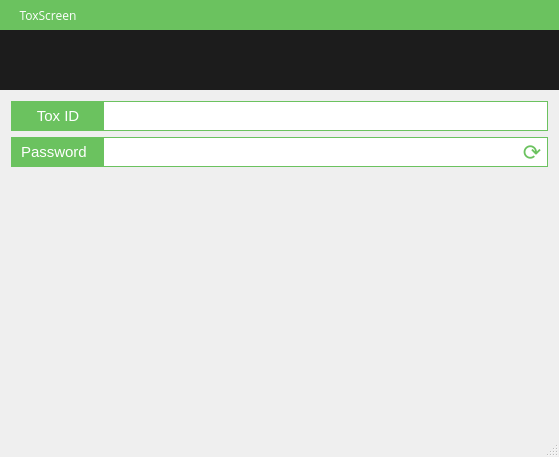
Old version of the form src/forms/mainwindow.ui in the repository cubemoon/toxscreen.
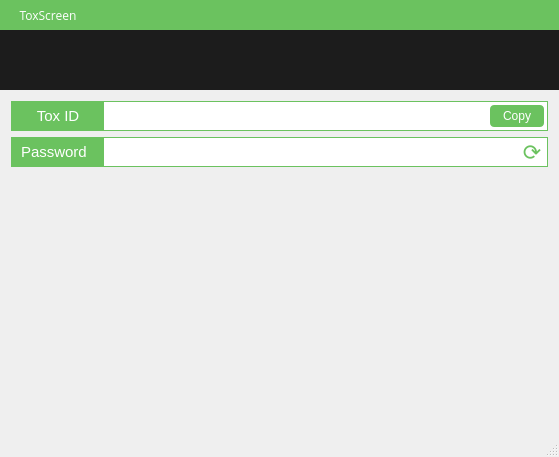
New version of the form.

Commit message: Tox Id copy button

```diff
--- a/src/forms/mainwindow.ui
+++ b/src/forms/mainwindow.ui
@@ -39,6 +39,57 @@
 
 QPushButton:hover {
   background-color:#47a239;
+}
+
+QWidget#toxIdWidget, QWidget#passwordWidget {
+  background-color:#6bc25f;
+}
+
+QLabel#toxIdLabel, QLabel#passwordLabel {
+  background-color:#6bc25f;
+  color:#ffffff;
+  font-size:15px;
+  padding:5px;
+}
+
+QLineEdit#toxIdLineEdit, QLineEdit#passwordLineEdit {
+  background-color:#ffffff;
+  color:#6bc25f;
+  border-radius:0px;
+  font-size:14px;
+  padding:0px 4px;
+}
+
+QLineEdit#toxIdLineEdit {
+  /* Placeholder uses 50% alpha, so use #2d9423 twice as dark */
+  color:#085605;
+}
+
+/** Password refresh button **/
+QWidget#passwordButtonWidget {
+  background-color:#ffffff;
+}
+QPushButton#passwordRefreshPushButton {
+  color:#6bc25f;
+  background-color:#ffffff;
+  border:none;
+  font-size:22px;
+}
+QPushButton#passwordRefreshPushButton:hover {
+  color:#99de90;
+}
+
+/** Tox Id copy button **/
+QWidget#toxIdCopyWidget {
+  background-color:#ffffff;
+}
+QPushButton#toxIdCopyPushButton {
+  background-color:#6bc25f;
+  color:#ffffff;
+  border-radius:4px;
+}
+QPushButton#toxIdCopyPushButton:hover {
+  background-color:#99de90;
 }</string>
   </property>
   <property name="documentMode">
@@ -197,7 +248,7 @@
           </size>
          </property>
          <property name="styleSheet">
-          <string notr="true">background-color: rgb(107, 194, 95);</string>
+          <string notr="true"/>
          </property>
          <layout class="QVBoxLayout" name="toxIdBlehLayout">
           <property name="spacing">
@@ -280,17 +331,62 @@
                </size>
               </property>
               <property name="styleSheet">
-               <string notr="true">background-color: rgb(255, 255, 255);
-color:#6bc25f;
-border-radius:0px;
-font-size:14px;
-padding:0px 4px;</string>
+               <string notr="true"/>
               </property>
               <property name="readOnly">
                <bool>true</bool>
               </property>
              </widget>
             </item>
+            <item>
+             <widget class="QWidget" name="toxIdCopyWidget" native="true">
+              <property name="minimumSize">
+               <size>
+                <width>60</width>
+                <height>0</height>
+               </size>
+              </property>
+              <property name="maximumSize">
+               <size>
+                <width>60</width>
+                <height>16777215</height>
+               </size>
+              </property>
+              <layout class="QVBoxLayout" name="toxIdCopyWidgetLayout">
+               <property name="spacing">
+                <number>0</number>
+               </property>
+               <property name="leftMargin">
+                <number>3</number>
+               </property>
+               <property name="topMargin">
+                <number>3</number>
+               </property>
+               <property name="rightMargin">
+                <number>3</number>
+               </property>
+               <property name="bottomMargin">
+                <number>3</number>
+               </property>
+               <item>
+                <widget class="QPushButton" name="toxIdCopyPushButton">
+                 <property name="sizePolicy">
+                  <sizepolicy hsizetype="Minimum" vsizetype="Minimum">
+                   <horstretch>0</horstretch>
+                   <verstretch>0</verstretch>
+                  </sizepolicy>
+                 </property>
+                 <property name="text">
+                  <string>Copy</string>
+                 </property>
+                 <property name="flat">
+                  <bool>true</bool>
+                 </property>
+                </widget>
+               </item>
+              </layout>
+             </widget>
+            </item>
            </layout>
           </item>
          </layout>
```
Left out of the diff: 27 changed lines with no effect on the pictures. The commit also changes 1 other file.
